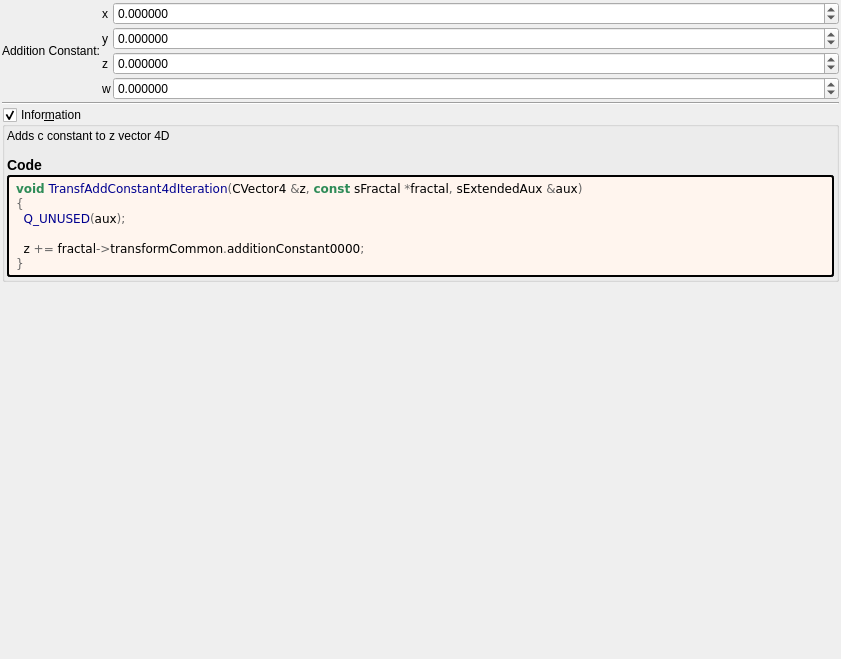
Qt form mandelbulber2/formula/ui/transf_add_constant4d.ui (buddhi1980/mandelbulber2) before a commit.
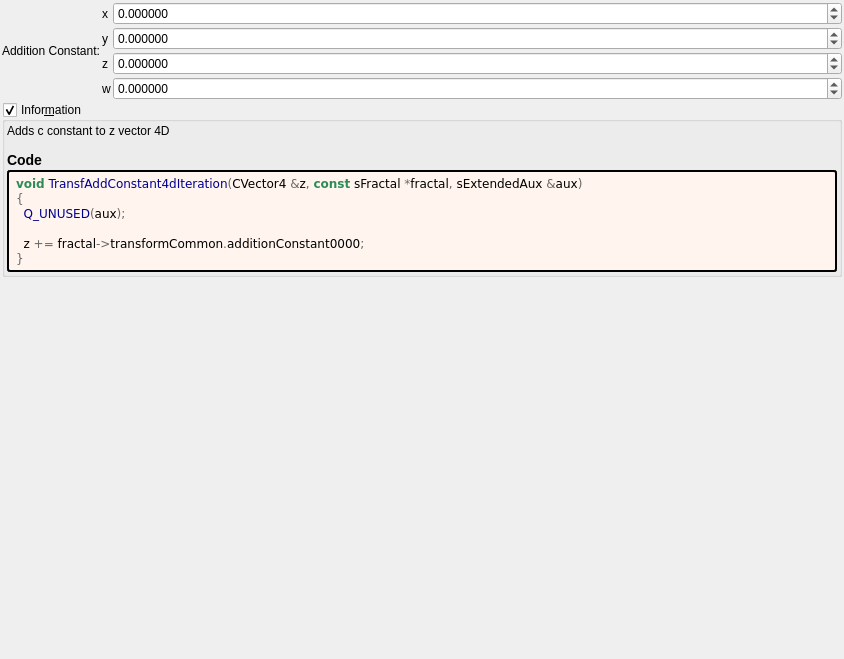
The same form after that commit. Custom widgets are drawn as their Qt base class.

Diff of the .ui file:
```diff
--- a/mandelbulber2/formula/ui/transf_add_constant4d.ui
+++ b/mandelbulber2/formula/ui/transf_add_constant4d.ui
@@ -6,7 +6,7 @@
    <rect>
     <x>0</x>
     <y>0</y>
-    <width>841</width>
+    <width>844</width>
     <height>659</height>
    </rect>
   </property>
@@ -186,13 +186,6 @@
      </item>
     </layout>
    </item>
-   <item>
-    <widget class="Line" name="line_31">
-     <property name="orientation">
-      <enum>Qt::Horizontal</enum>
-     </property>
-    </widget>
-   </item>
    <item>
     <widget class="MyGroupBox" name="groupCheck_info">
      <property name="title">
```
Left out of the diff: 2 changed lines with no effect on the pictures.
